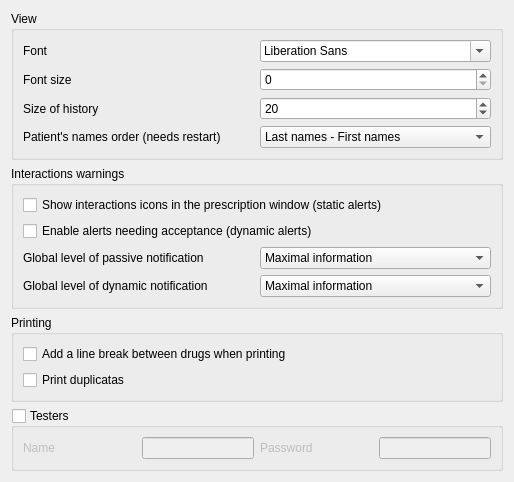
This is plugins/drugsplugin/drugspreferences/druggeneralpreferencespage.ui in FreeHealth/freehealth as Qt 5 draws it before an edit. The edited form follows.
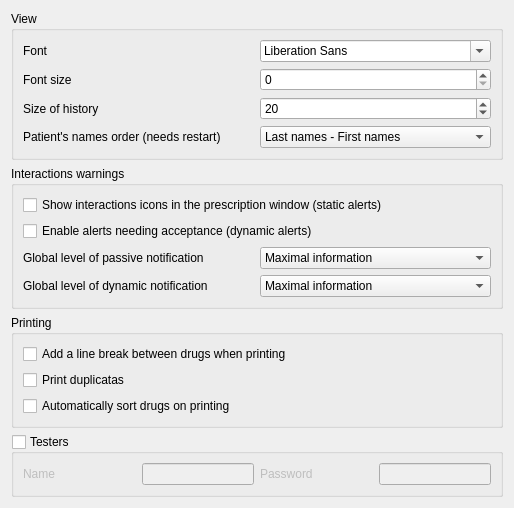
This is the edited form.

Commit message: adding new preferences: auto-sort on printing

The edit to the form file:
```diff
--- a/plugins/drugsplugin/drugspreferences/druggeneralpreferencespage.ui
+++ b/plugins/drugsplugin/drugspreferences/druggeneralpreferencespage.ui
@@ -7,7 +7,7 @@
     <x>0</x>
     <y>0</y>
     <width>514</width>
-    <height>455</height>
+    <height>499</height>
    </rect>
   </property>
   <property name="windowTitle">
@@ -308,6 +308,13 @@
         </property>
        </widget>
       </item>
+      <item row="2" column="0">
+       <widget class="QCheckBox" name="autoSort">
+        <property name="text">
+         <string>Automatically sort drugs on printing</string>
+        </property>
+       </widget>
+      </item>
      </layout>
     </widget>
    </item>
```
The commit also changes 3 other files.
